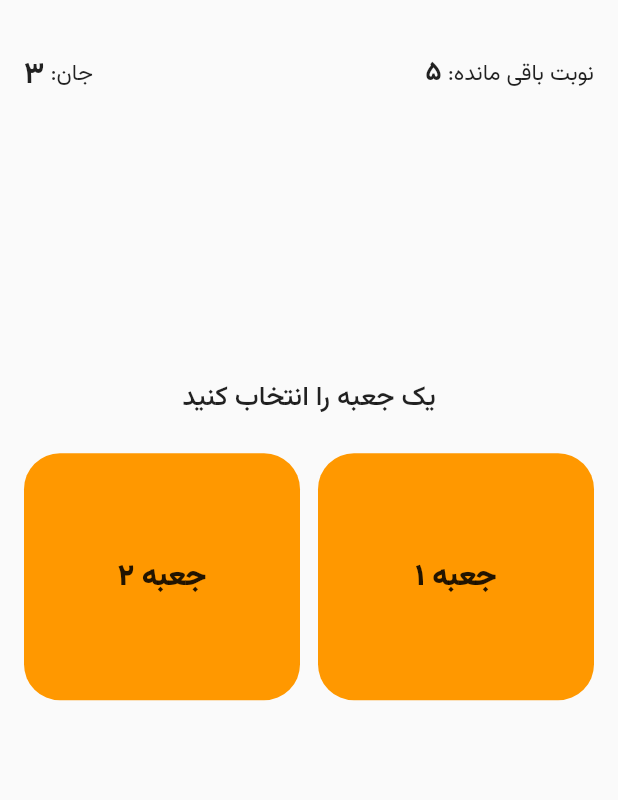
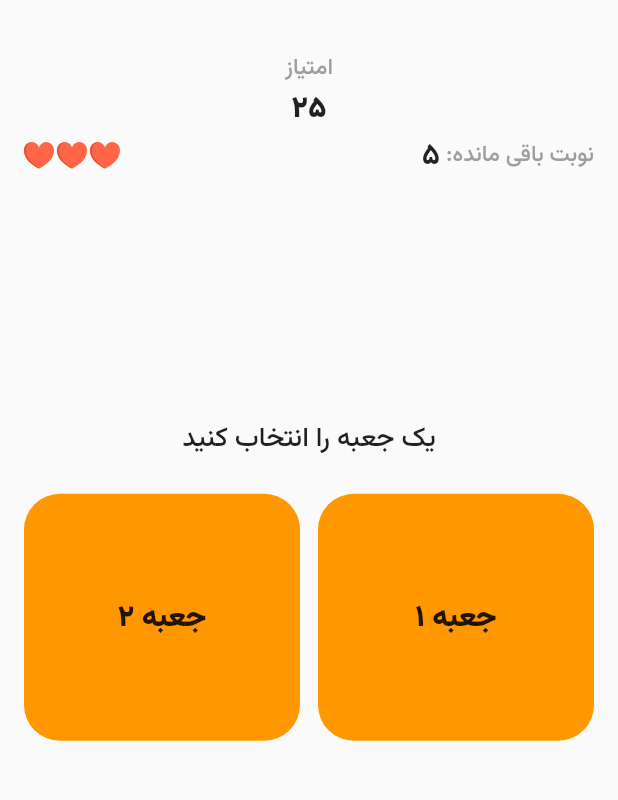
Before and after one commit to misagh1999/Nostalgia-Game, a Flutter app: the GameScreen screen opened by its route, on a phone screen of 412 x 824 dp, the part 57-857 px from its top. Run offline on Flutter 3.47's test engine with Material 2 defaults, Android fonts, the phone set to English and light mode, and no system bars; our stand-ins replace double_back_to_close_app, flutter_svg, fluttertoast, font_awesome_flutter, get, hive and 2 more; accounts and stored records are empty.

Commit message:
show current score / change live to heart shape

```diff
--- a/lib/screens/game/game_screen.dart
+++ b/lib/screens/game/game_screen.dart
@@ -1,4 +1,5 @@
 import 'package:flutter/material.dart';
+import 'package:flutter_svg/svg.dart';
 import 'package:get/get.dart';
 import 'package:handy_dandy_app/constants.dart';
 import 'package:handy_dandy_app/controllers/game_controller.dart';
@@ -6,6 +7,7 @@ import 'package:handy_dandy_app/utils/utils.dart';
 import 'package:handy_dandy_app/widgets/app_bar.dart';
 
 import '../../controllers/home_controller.dart';
+import '../../widgets/rest_live_widget.dart';
 import 'components/box_widget.dart';
 
 class GameScreen extends StatelessWidget {
@@ -25,20 +27,31 @@ class GameScreen extends StatelessWidget {
             child: Center(
                 child: Column(
               children: [
+                Text(
+                  'امتیاز',
+                  style:
+                      TextStyle(fontFamily: Fonts.Medium, color: Colors.grey),
+                ),
+                Text(
+                  replacePersianNum(homeController.currentTypeScore.toString()),
+                  style: TextStyle(fontFamily: Fonts.Black, fontSize: 20),
+                ),
                 Row(
                   children: [
-                    Text('نوبت باقی مانده: '),
+                    Text(
+                      'نوبت باقی مانده: ',
+                      style: TextStyle(
+                          fontFamily: Fonts.Medium, color: Colors.grey),
+                    ),
                     Obx(() => Text(
                           replacePersianNum(
                               controller.restTurn.value.toString()),
                           style:
-                              TextStyle(fontFamily: Fonts.Bold, fontSize: 18),
+                              TextStyle(fontFamily: Fonts.Bold, fontSize: 20),
                         )),
                     Spacer(),
-                    Text('جان: '),
-                    Text(
-                      replacePersianNum(controller.live.value.toString()),
-                      style: TextStyle(fontFamily: Fonts.Bold, fontSize: 20),
+                    RestLiveWidget(
+                      restLive: controller.live.value,
                     )
                   ],
                 ),
--- a/lib/screens/home/home_screen.dart
+++ b/lib/screens/home/home_screen.dart
@@ -48,7 +48,13 @@ class HomeScreen extends StatelessWidget {
                   press: () {
                     Get.toNamed(Routes.READY_ONLINE_GAME);
                   },
-                )
+                ),
+                // todo: remove it later
+                ElevatedButton(
+                    onPressed: () {
+                      controller.addScore();
+                    },
+                    child: Text('test score'))
               ],
             )),
           ),
--- /dev/null
+++ b/lib/widgets/rest_live_widget.dart
@@ -0,0 +1,46 @@
+import 'package:flutter/material.dart';
+import 'package:flutter_svg/flutter_svg.dart';
+
+class RestLiveWidget extends StatelessWidget {
+  RestLiveWidget({
+    Key? key,
+    required this.restLive,
+  }) : super(key: key);
+  final int restLive;
+
+  @override
+  Widget build(BuildContext context) {
+    double size = 20;
+    return Row(
+      children: [
+        restLive >= 3
+            ? SvgPicture.asset(
+                'assets/heart.svg',
+                width: size,
+                height: size,
+              )
+            : SizedBox(),
+        SizedBox(
+          width: 2,
+        ),
+        restLive >= 2
+            ? SvgPicture.asset(
+                'assets/heart.svg',
+                width: size,
+                height: size,
+              )
+            : SizedBox(),
+        SizedBox(
+          width: 2,
+        ),
+        restLive >= 1
+            ? SvgPicture.asset(
+                'assets/heart.svg',
+                width: size,
+                height: size,
+              )
+            : SizedBox(),
+      ],
+    );
+  }
+}
```
